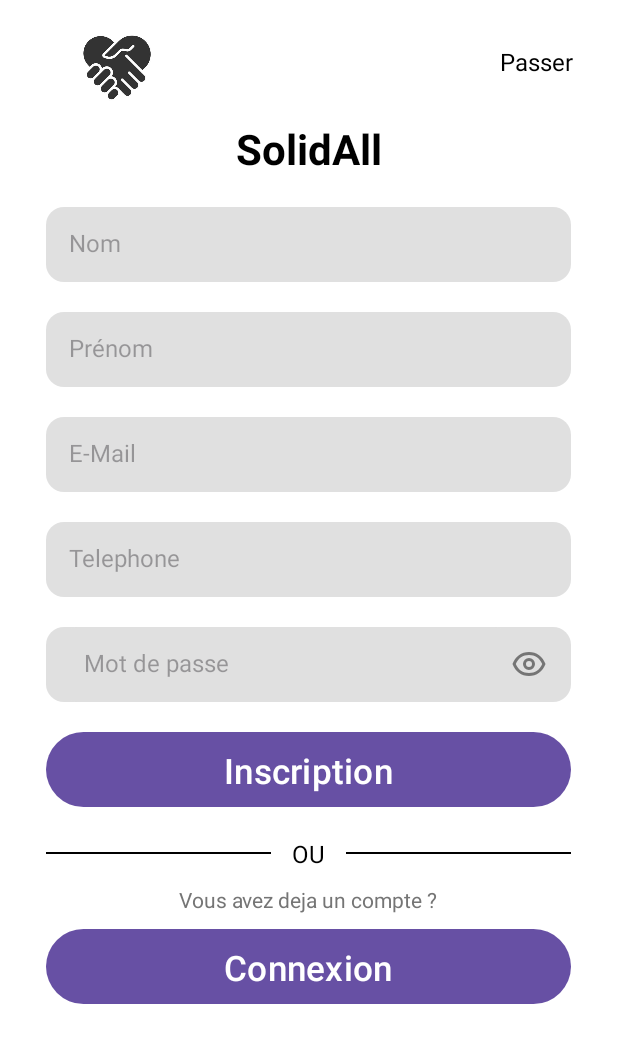
After one commit to RyoKaST/SAEBUT2_S4, an Android app: the layout activity_inscription.xml on its own in the app's theme, with its tools: preview values and no code run, on a phone screen of 412 x 824 dp. The commit adds this screen. Shown: the top 1043 px of the screen. Run offline under Robolectric (Android 15) with nearby library versions, the phone set to English and light mode, and no system bars.

Commit message:
ajout page InscriptionActivity

```diff
--- a/app/src/main/AndroidManifest.xml
+++ b/app/src/main/AndroidManifest.xml
@@ -1,6 +1,6 @@
 <?xml version="1.0" encoding="utf-8"?>
 <manifest xmlns:android="http://schemas.android.com/apk/res/android"
-    xmlns:tools="http://schemas.android.com/tools" >
+    xmlns:tools="http://schemas.android.com/tools">
 
     <application
         android:allowBackup="true"
@@ -11,16 +11,19 @@
         android:roundIcon="@mipmap/ic_launcher_round"
         android:supportsRtl="true"
         android:theme="@style/Theme.SAEBUT2_S4"
-        tools:targetApi="31" >
+        tools:targetApi="31">
         <activity
-            android:name=".ui.AcceuilActivity"
+            android:name=".ui.InscriptionActivity"
             android:exported="false" />
         <activity
-            android:name=".ui.ConnectionActivity"
+            android:name=".ui.AccueilActivity"
+            android:exported="false" />
+        <activity
+            android:name=".ui.ConnexionActivity"
             android:exported="false" />
         <activity
             android:name=".ui.SplashActivity"
-            android:exported="true" >
+            android:exported="true">
             <intent-filter>
                 <action android:name="android.intent.action.MAIN" />
 
--- /dev/null
+++ b/app/src/main/java/com/example/saebut2_s4/ui/AccueilActivity.java
@@ -0,0 +1,26 @@
+package com.example.saebut2_s4.ui;
+
+import android.os.Bundle;
+
+import androidx.activity.EdgeToEdge;
+import androidx.appcompat.app.AppCompatActivity;
+import androidx.core.graphics.Insets;
+import androidx.core.view.ViewCompat;
+import androidx.core.view.WindowInsetsCompat;
+
+import com.example.saebut2_s4.R;
+
+public class AccueilActivity extends AppCompatActivity {
+
+    @Override
+    protected void onCreate(Bundle savedInstanceState) {
+        super.onCreate(savedInstanceState);
+        EdgeToEdge.enable(this);
+        setContentView(R.layout.activity_acceuil);
+        ViewCompat.setOnApplyWindowInsetsListener(findViewById(R.id.main), (v, insets) -> {
+            Insets systemBars = insets.getInsets(WindowInsetsCompat.Type.systemBars());
+            v.setPadding(systemBars.left, systemBars.top, systemBars.right, systemBars.bottom);
+            return insets;
+        });
+    }
+}
--- a/app/src/main/java/com/example/saebut2_s4/ui/AcceuilActivity.java
+++ b/app/src/main/java/com/example/saebut2_s4/ui/InscriptionActivity.java
@@ -10,13 +10,13 @@ import androidx.core.view.WindowInsetsCompat;
 
 import com.example.saebut2_s4.R;
 
-public class AcceuilActivity extends AppCompatActivity {
+public class InscriptionActivity extends AppCompatActivity {
 
     @Override
     protected void onCreate(Bundle savedInstanceState) {
         super.onCreate(savedInstanceState);
         EdgeToEdge.enable(this);
-        setContentView(R.layout.activity_acceuil);
+        setContentView(R.layout.activity_inscription);
         ViewCompat.setOnApplyWindowInsetsListener(findViewById(R.id.main), (v, insets) -> {
             Insets systemBars = insets.getInsets(WindowInsetsCompat.Type.systemBars());
             v.setPadding(systemBars.left, systemBars.top, systemBars.right, systemBars.bottom);
--- a/app/src/main/java/com/example/saebut2_s4/ui/SplashActivity.java
+++ b/app/src/main/java/com/example/saebut2_s4/ui/SplashActivity.java
@@ -10,8 +10,6 @@ import android.os.Handler;
 import android.widget.ProgressBar;
 
 import com.example.saebut2_s4.R;
-import com.example.saebut2_s4.ui.AcceuilActivity;
-import com.example.saebut2_s4.ui.ConnectionActivity;
 
 public class SplashActivity extends AppCompatActivity {
 
@@ -47,7 +45,7 @@ public class SplashActivity extends AppCompatActivity {
                 }
 
                 // Une fois la barre remplie, on passe à MainActivity
-                Intent intent = new Intent(SplashActivity.this, ConnectionActivity.class);
+                Intent intent = new Intent(SplashActivity.this, ConnexionActivity.class);
                 startActivity(intent);
                 finish();
             }
--- a/app/src/main/res/layout/activity_acceuil.xml
+++ b/app/src/main/res/layout/activity_acceuil.xml
@@ -5,6 +5,6 @@
     android:id="@+id/main"
     android:layout_width="match_parent"
     android:layout_height="match_parent"
-    tools:context=".ui.AcceuilActivity">
+    tools:context=".ui.AccueilActivity">
 
 </androidx.constraintlayout.widget.ConstraintLayout>
--- /dev/null
+++ b/app/src/main/res/layout/activity_inscription.xml
@@ -0,0 +1,205 @@
+<?xml version="1.0" encoding="utf-8"?>
+<LinearLayout xmlns:android="http://schemas.android.com/apk/res/android"
+    xmlns:app="http://schemas.android.com/apk/res-auto"
+    android:layout_width="match_parent"
+    android:layout_height="match_parent"
+    android:orientation="vertical"
+    android:padding="10dp"
+    android:background="@color/white">
+
+    <!-- Layout contenant le logo en haut à gauche et "Passer" en haut à droite -->
+    <LinearLayout
+        android:layout_width="match_parent"
+        android:layout_height="wrap_content"
+        android:orientation="horizontal"
+        android:gravity="start">
+
+        <!-- Logo en haut à gauche -->
+        <ImageView
+            android:layout_width="116dp"
+            android:layout_height="70dp"
+            android:layout_gravity="start"
+            android:layout_marginStart="10dp"
+            android:src="@drawable/logo_solidall" />
+
+        <!-- Espace flexible pour centrer "Passer" -->
+        <Space
+            android:layout_width="0dp"
+            android:layout_height="wrap_content"
+            android:layout_weight="1" />
+
+        <!-- Texte "Passer" cliquable -->
+        <TextView
+            android:id="@+id/pass_text"
+            android:layout_width="wrap_content"
+            android:layout_height="wrap_content"
+            android:text="Passer"
+            android:textColor="@color/black"
+            android:textSize="16sp"
+            android:gravity="center"
+            android:paddingTop="20dp"
+            android:layout_gravity="end"
+            android:paddingEnd="20dp"
+            android:clickable="true"
+            android:focusable="true"
+            android:onClick="onSkipClicked" />
+    </LinearLayout>
+
+    <!-- Nom de l'application -->
+    <TextView
+        android:id="@+id/app_name"
+        android:layout_width="match_parent"
+        android:layout_height="wrap_content"
+        android:text="@string/name_app"
+        android:textColor="@color/black"
+        android:textSize="28sp"
+        android:textStyle="bold"
+        android:gravity="center"
+        android:layout_marginBottom="20dp" />
+
+    <!-- Champ E-mail -->
+    <EditText
+        android:id="@+id/nom"
+        android:layout_width="350dp"
+        android:layout_height="50dp"
+        android:layout_gravity="center"
+        android:hint="Nom"
+        android:background="@drawable/input_background"
+        android:padding="15dp"
+        android:paddingBottom="50dp"
+        android:layout_marginBottom="20dp"
+        android:textSize="16sp" />
+    <EditText
+        android:id="@+id/prenom"
+        android:layout_width="350dp"
+        android:layout_height="50dp"
+        android:layout_gravity="center"
+        android:hint="Prénom"
+        android:background="@drawable/input_background"
+        android:padding="15dp"
+        android:paddingBottom="50dp"
+        android:layout_marginBottom="20dp"
+        android:textSize="16sp" />
+
+    <EditText
+        android:id="@+id/email"
+        android:layout_width="350dp"
+        android:layout_height="50dp"
+        android:layout_gravity="center"
+        android:hint="E-Mail"
+        android:background="@drawable/input_background"
+        android:padding="15dp"
+        android:paddingBottom="50dp"
+        android:layout_marginBottom="20dp"
+        android:textSize="16sp" />
+
+    <EditText
+        android:id="@+id/telephone"
+        android:layout_width="350dp"
+        android:layout_height="50dp"
+        android:layout_gravity="center"
+        android:hint="Telephone"
+        android:background="@drawable/input_background"
+        android:padding="15dp"
+        android:paddingBottom="50dp"
+        android:layout_marginBottom="20dp"
+        android:textSize="16sp" />
+
+    <!-- Champ Mot de passe -->
+
+    <!-- Lien mot de passe oublié -->
+    <LinearLayout
+        android:id="@+id/password_layout"
+        android:layout_width="350dp"
+        android:layout_height="50dp"
+        android:layout_gravity="center"
+        android:background="@drawable/input_background"
+        android:gravity="center_vertical"
+        android:orientation="horizontal"
+
+        android:paddingEnd="15dp">
+
+        <EditText
+            android:id="@+id/motdepasse"
+            android:layout_width="300dp"
+            android:layout_height="50dp"
+            android:layout_gravity="center"
+            android:hint="Mot de passe "
+            android:background="@drawable/input_background"
+            android:padding="15dp"
+            android:paddingBottom="50dp"
+            android:textSize="16sp" />
+
+        <ImageView
+            android:id="@+id/show_password"
+            android:layout_width="24dp"
+            android:layout_height="24dp"
+            android:src="@drawable/ic_eye"
+            app:tint="@color/gray" />
+    </LinearLayout>
+
+    <!-- Bouton Connexion -->
+    <Button
+        android:id="@+id/btn_inscription"
+        android:layout_width="350dp"
+        android:layout_height="50dp"
+        android:text="Inscription"
+        android:textSize="23sp"
+        android:layout_gravity="center"
+        android:textColor="@color/white"
+        android:background="@drawable/button_blue"
+        android:layout_marginTop="20dp"/>
+
+    <!-- Ligne de séparation -->
+    <LinearLayout
+        android:layout_width="350dp"
+        android:layout_height="wrap_content"
+        android:orientation="horizontal"
+        android:gravity="center"
+        android:layout_gravity="center"
+        android:layout_marginTop="20dp">
+
+        <View
+            android:layout_width="0dp"
+            android:layout_height="1dp"
+            android:layout_weight="1"
+            android:background="@color/black"/>
+
+        <TextView
+            android:layout_width="wrap_content"
+            android:layout_height="wrap_content"
+            android:text=" OU "
+            android:textColor="@color/black"
+            android:textSize="16sp"
+            android:layout_marginHorizontal="10dp"/>
+
+        <View
+            android:layout_width="0dp"
+            android:layout_height="1dp"
+            android:layout_weight="1"
+            android:background="@color/black"/>
+    </LinearLayout>
+
+    <!-- Texte et Bouton Inscription -->
+    <TextView
+        android:id="@+id/register_text"
+        android:layout_width="wrap_content"
+        android:layout_height="wrap_content"
+        android:layout_gravity="center"
+        android:text="Vous avez deja un compte ?"
+        android:textColor="@color/gray"
+        android:textSize="14sp"
+        android:layout_marginTop="10dp"/>
+
+    <Button
+        android:id="@+id/btn_connexion"
+        android:layout_width="350dp"
+        android:layout_height="50dp"
+        android:text="@string/connexion"
+        android:layout_marginTop="10dp"
+        android:textSize="23sp"
+        android:layout_gravity="center"
+        android:textColor="@color/white"
+        android:background="@drawable/button_blue"
+        />
+</LinearLayout>
--- a/app/src/main/res/values/strings.xml
+++ b/app/src/main/res/values/strings.xml
@@ -6,4 +6,5 @@
     <string name="title_notifications">Notifications</string>
     <string name="mot_de_passe_oubli">Mot de passe oublié ?</string>
     <string name="name_app">SolidAll</string>
+    <string name="connexion">Connexion</string>
 </resources>
```
